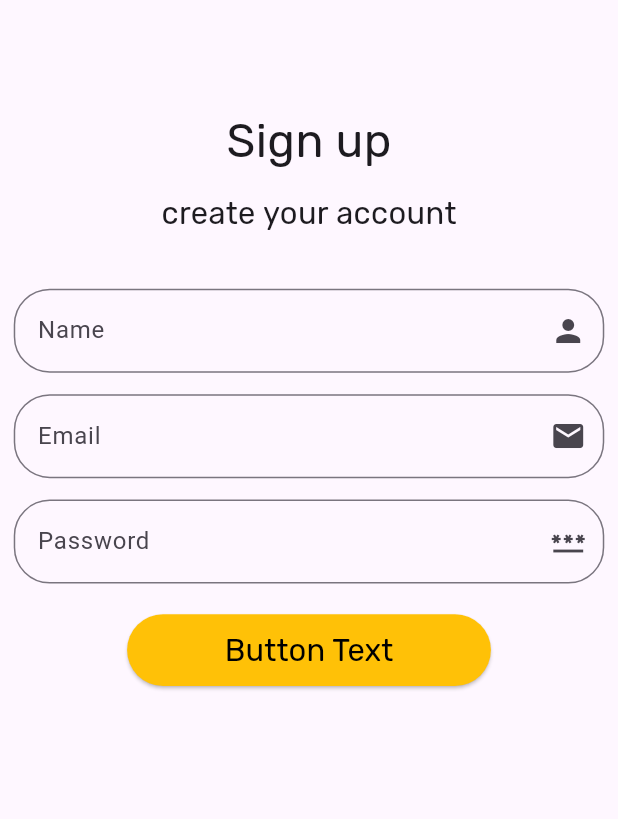
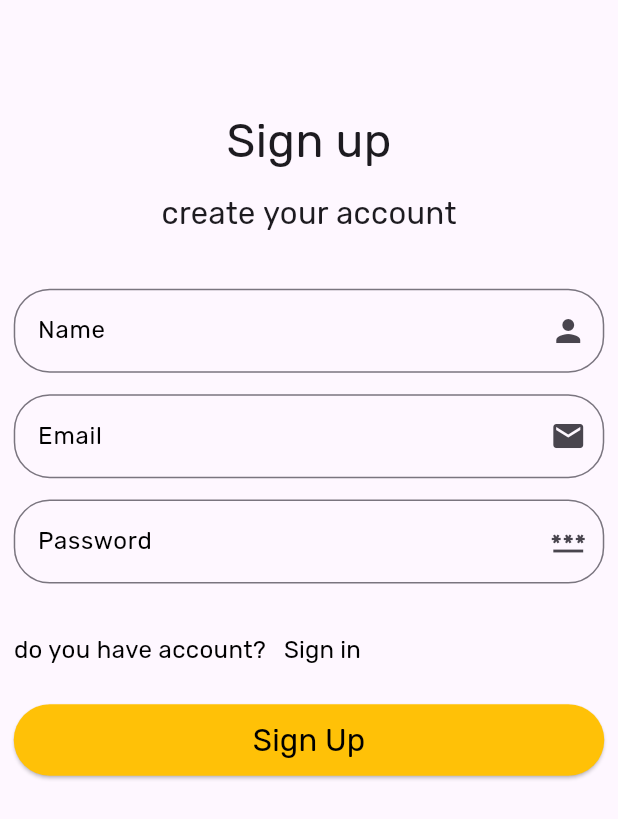
Before and after one commit to AhmedSamir25/home-wood-app, a Flutter app: the screen it shows after launch, on a phone screen of 412 x 824 dp. Shown: the top 819 px of the screen. Run offline on Flutter 3.47's test engine with Material 3 defaults, Android fonts, the phone set to English and light mode, and no system bars; our stand-ins replace flutter_screenutil, go_router.

Commit message:
color app and sign in or sign up and PasswordTextField

```diff
--- /dev/null
+++ b/lib/core/theme/color_app.dart
@@ -0,0 +1,6 @@
+import 'package:flutter/material.dart';
+
+abstract class AppColors{
+  static const blackColor = Color(0xff000000);
+  static const amberColor = Color(0xFFFFC107);
+}
--- a/lib/core/theme/style_text.dart
+++ b/lib/core/theme/style_text.dart
@@ -1,5 +1,7 @@
 import 'package:flutter/material.dart';
 import 'package:flutter_screenutil/flutter_screenutil.dart';
+
+import 'color_app.dart';
 
 abstract class StyleText{
   static TextStyle textStyle27 = TextStyle(
@@ -10,4 +12,9 @@ abstract class StyleText{
     fontSize: 18.sp,
       fontFamily: "Rubik"
   );
+  static TextStyle textStyle14 = TextStyle(
+    fontSize: 14.sp,
+      color: AppColors.blackColor,
+      fontFamily: "Rubik"
+  );
 }
--- a/lib/features/auth/view/widgets/auth_button.dart
+++ b/lib/features/auth/view/widgets/auth_button.dart
@@ -1,5 +1,6 @@
 import 'package:flutter/material.dart';
 import 'package:flutter_screenutil/flutter_screenutil.dart';
+import 'package:homewood/core/theme/color_app.dart';
 import 'package:homewood/core/theme/style_text.dart';
 
 class AuthButton extends StatelessWidget {
@@ -10,7 +11,7 @@ class AuthButton extends StatelessWidget {
   Widget build(BuildContext context) {
     return ElevatedButton(onPressed: onPressed,
         style: const ButtonStyle(
-            backgroundColor: WidgetStatePropertyAll(Colors.amber)),
+            backgroundColor: WidgetStatePropertyAll(AppColors.amberColor)),
         child: SizedBox(
             height: 40.h,
             width: 170.w,
--- a/lib/features/auth/view/widgets/auth_text_field.dart
+++ b/lib/features/auth/view/widgets/auth_text_field.dart
@@ -1,17 +1,19 @@
 import 'package:flutter/material.dart';
+import 'package:homewood/core/theme/color_app.dart';
 
 class AuthTextField extends StatelessWidget {
-  const AuthTextField({super.key, required this.controller, required this.labelText, required this.suffixIcon, });
+  const AuthTextField({super.key, required this.controller, required this.labelText, required this.suffixIcon, required this.obscureText, });
   final TextEditingController controller;
   final String labelText;
   final Widget suffixIcon;
+  final bool obscureText;
   @override
   Widget build(BuildContext context) {
     return TextField(
       controller: controller,
       decoration: InputDecoration(
         suffixIcon: suffixIcon,
-        label: Text(labelText),
+        label: Text(labelText,style: const TextStyle(color: AppColors.blackColor,fontFamily: "Rubik"),),
         border: OutlineInputBorder(
           borderRadius: BorderRadius.circular(24),
         ),
@@ -22,6 +24,7 @@ class AuthTextField extends StatelessWidget {
           ),
         ),
       ),
+      obscureText: obscureText,
     );
   }
 }
--- /dev/null
+++ b/lib/features/auth/view/widgets/have_account_ornot.dart
@@ -0,0 +1,21 @@
+import 'package:flutter/material.dart';
+import 'package:homewood/core/theme/style_text.dart';
+
+class HaveAccountOrNot extends StatelessWidget {
+  const HaveAccountOrNot({super.key, required this.onPressed, required this.textButton, required this.text});
+  final Function() onPressed;
+  final String textButton;
+  final String text;
+  @override
+  Widget build(BuildContext context) {
+    return Align(
+        alignment: AlignmentDirectional.topStart,
+        child: Row(
+          children: [
+            Text(text,style: StyleText.textStyle14,),
+            TextButton(onPressed: onPressed,
+              child: Text(textButton,style: StyleText.textStyle14,),),
+          ],
+        ));
+  }
+}
--- /dev/null
+++ b/lib/features/auth/view/widgets/password_text_field.dart
@@ -0,0 +1,24 @@
+import 'package:flutter/material.dart';
+import 'package:homewood/features/auth/view/widgets/auth_text_field.dart';
+
+class PasswordTextField extends StatefulWidget {
+  const PasswordTextField({super.key, required this.controller});
+  final TextEditingController controller;
+  @override
+  State<PasswordTextField> createState() => _PasswordTextFieldState();
+}
+class _PasswordTextFieldState extends State<PasswordTextField> {
+  bool passwordObscure = true;
+  @override
+  Widget build(BuildContext context) {
+    return AuthTextField(
+        controller: widget.controller,
+        labelText: "Password",
+        suffixIcon: IconButton(icon: const Icon(Icons.password),onPressed: (){
+          setState(() {
+            passwordObscure = !passwordObscure;
+          });
+        },),
+        obscureText: passwordObscure);
+  }
+}
--- a/lib/features/auth/view/widgets/signup_view_body.dart
+++ b/lib/features/auth/view/widgets/signup_view_body.dart
@@ -2,7 +2,9 @@ import 'package:flutter/material.dart';
 import 'package:flutter_screenutil/flutter_screenutil.dart';
 import 'package:homewood/features/auth/view/widgets/auth_button.dart';
 import 'package:homewood/features/auth/view/widgets/auth_text_field.dart';
+import 'package:homewood/features/auth/view/widgets/have_account_ornot.dart';
 import 'package:homewood/features/auth/view/widgets/head_body_text.dart';
+import 'package:homewood/features/auth/view/widgets/password_text_field.dart';
 
 class SignupViewBody extends StatelessWidget {
   const SignupViewBody({super.key});
@@ -14,7 +16,7 @@ class SignupViewBody extends StatelessWidget {
     final nameController = TextEditingController();
     return Padding(
       padding: EdgeInsets.symmetric(horizontal: 8.w),
-      child: Column(
+      child: ListView(
         children: [
           const HeadBodyText(
             headText: "Sign up",
@@ -26,25 +28,28 @@ class SignupViewBody extends StatelessWidget {
           AuthTextField(
               controller: nameController,
               labelText: "Name",
-              suffixIcon: const Icon(Icons.person)),
+              suffixIcon: const Icon(Icons.person),
+              obscureText: false,
+          ),
           SizedBox(
             height: 12.h,
           ),
           AuthTextField(
               controller: emailController,
               labelText: "Email",
-              suffixIcon: const Icon(Icons.email)),
+              suffixIcon: const Icon(Icons.email),
+              obscureText: false,
+          ),
           SizedBox(
             height: 12.h,
           ),
-          AuthTextField(
-              controller: passwordController,
-              labelText: "Password",
-              suffixIcon: const Icon(Icons.password)),
+          PasswordTextField(controller: passwordController),
           SizedBox(
             height: 17.h,
           ),
-          AuthButton(onPressed: () {}, buttonText: "Button Text")
+          HaveAccountOrNot(onPressed: (){}, text: "do you have account?",textButton: "Sign in",),
+          SizedBox(height: 10.h,),
+          AuthButton(onPressed: () {}, buttonText: "Sign Up")
         ],
       ),
     );
```
